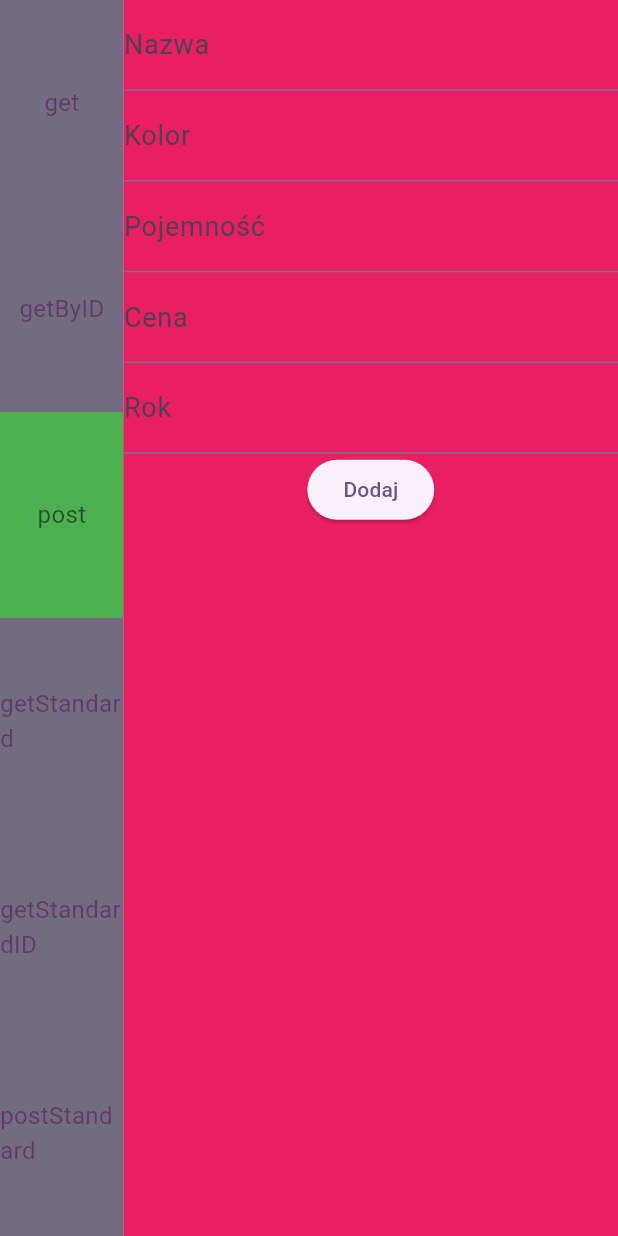
After one commit to parowka18888/FlutterAPI, a Flutter app: the screen it shows once a user with an empty profile is signed in, after a tap on "get", after a tap on "getByID", after a tap on "post", on a phone screen of 412 x 824 dp. The commit adds this screen. Run offline on Flutter 3.47's test engine with Material 3 defaults, Android fonts, the phone set to English and light mode, and no system bars; our stand-ins replace cloud_firestore, firebase_auth, firebase_core; missing offline and left inert: firebase_auth_platform_interface, firebase_ui_auth; accounts and stored records are empty; network calls fail.

Commit message:
Code refacotred

```diff
--- a/lib/core/enums/dbs.dart
+++ b/lib/core/enums/dbs.dart
@@ -0,0 +1,3 @@
+enum Dbs{
+  firebase, json
+}
--- a/lib/core/viewmodels/app_provider.dart
+++ b/lib/core/viewmodels/app_provider.dart
@@ -1,4 +1,6 @@
+import 'package:api/core/enums/dbs.dart';
 import 'package:api/core/enums/selected_mode.dart';
+import 'package:api/data/services/PhoneService.dart';
 import 'package:api/data/services/PhoneService_Firebase.dart';
 import 'package:flutter/cupertino.dart';
 
@@ -10,33 +12,38 @@ class AppProvider extends ChangeNotifier{
 
   bool isLoading = false;
   List<Phone> phones = [];
-  late Phone? phone;
+  Phone? phone = null;
 
   void setSelectedMode(SelectedMode mode){
     selected_mode = mode;
     notifyListeners();
   }
 
-  Future<void> loadPhones() async {
+  Future<void> loadPhones(Dbs db) async {
     isLoading = true;
     notifyListeners();
-
-    phones = await PhoneService_Firebase.getPhones();
+    switch (db){
+      case Dbs.firebase: { phones = await PhoneService_Firebase.getPhones(); break;}
+      case Dbs.json: { phones = await PhoneService.getPhones();break;}
+    }
     isLoading = false;
     notifyListeners();
   }
 
-  Future<void> loadPhoneById(String id) async {
+  Future<void> loadPhoneById(String id, Dbs db) async {
+    phone = null;
     isLoading = true;
     notifyListeners();
-    phone = await PhoneService_Firebase.getPhoneByID(id);
+    switch (db){
+      case Dbs.firebase: { phone = await PhoneService_Firebase.getPhoneByID(id); break;}
+      case Dbs.json: { phone = await PhoneService.getPhoneById(id);break;}
+    }
     isLoading = false;
     notifyListeners();
   }
 
   void deletePhone(String id) {
     PhoneService_Firebase.deletePhone(id);
-    loadPhones();
     notifyListeners();
   }
 
--- a/lib/data/services/PhoneService_Firebase.dart
+++ b/lib/data/services/PhoneService_Firebase.dart
@@ -28,7 +28,9 @@ class PhoneService_Firebase{
 
   static Future<Phone?> getPhoneByID(String id) async {
     final DocumentSnapshot doc = await FirebaseFirestore.instance.collection('phones').doc(id).get();
+    print("NIE ZNALEZIONO!");
     if(!doc.exists) return null;
+    print("ZNALEZIONO!");
     return Phone.fromFirestore(doc);
   }
 
--- a/lib/presentation/screens/startPage/StartPage.dart
+++ b/lib/presentation/screens/startPage/StartPage.dart
@@ -3,7 +3,7 @@ import 'package:api/data/services/PhoneService.dart';
 import 'package:flutter/cupertino.dart';
 import 'package:flutter/material.dart';
 
-import 'firebase/main_panel_firebase.dart';
+import 'main_panel/main_panel.dart';
 import 'side_panel/side_panel_firebase.dart';
 
 class StartPage extends StatefulWidget{
@@ -32,7 +32,7 @@ class _StartPageState extends State<StartPage>{
           mainAxisAlignment: MainAxisAlignment.center,
           children: [
             SidePanelFirebase(width: sidePanel_Width, height: sidePanel_Height),
-            MainPanelFirebase(width: mainPanel_Width, height: mainPanel_Height,)
+            MainPanel(width: mainPanel_Width, height: mainPanel_Height,)
           ],
         ),
       ),
--- /dev/null
+++ b/lib/presentation/screens/startPage/main_panel/main_panel.dart
@@ -0,0 +1,64 @@
+import 'package:api/core/viewmodels/app_provider.dart';
+import 'package:api/core/enums/selected_mode.dart';
+import 'package:api/presentation/screens/startPage/firebase/post_firebase.dart';
+import 'package:api/presentation/screens/startPage/main_panel/phone_data.dart';
+import 'package:api/presentation/screens/startPage/main_panel/phones_table.dart';
+import 'package:flutter/cupertino.dart';
+import 'package:flutter/material.dart';
+import 'package:provider/provider.dart';
+
+import '../../../../core/enums/dbs.dart';
+
+class MainPanel extends StatefulWidget{
+  MainPanel({super.key, required this.width, required this.height});
+
+  final double width;
+  final double height;
+
+  State<MainPanel> createState() => _MainPanel();
+}
+
+class _MainPanel extends State<MainPanel>{
+
+  @override
+  Widget build(BuildContext context) {
+
+    AppProvider viewmodel = context.watch<AppProvider>();
+    SelectedMode mode = viewmodel.selected_mode;
+
+    return Container(
+      height: widget.height,
+      width: widget.width,
+      color: Colors.pink,
+      child: Stack(
+        children: [
+          //FIREBASE
+          if(mode == SelectedMode.get)
+            PhonesTable(
+              key: ValueKey("GetAllFirebase"),
+              init: (){viewmodel.loadPhones(Dbs.firebase);}
+            ),
+          if(mode == SelectedMode.getByID)
+            PhoneData(
+              key: ValueKey("GetIdFirebase"),
+              init: (){viewmodel.loadPhoneById("QXVpdsy6h6tx2R1ZGbLL", Dbs.firebase);},
+            ),
+          if(mode == SelectedMode.post)
+            PostFirebase(),
+
+          //JSON
+          if(mode == SelectedMode.getStandard)
+            PhonesTable(
+                key: ValueKey("GetAllJson"),
+                init: (){viewmodel.loadPhones(Dbs.json);}
+            ),
+          if(mode == SelectedMode.getStandardID)
+            PhoneData(
+              key: ValueKey("GetIdJson"),
+              init: (){viewmodel.loadPhoneById("1", Dbs.json);},),
+        ],
+      ),
+    );
+  }
+
+}
--- a/lib/presentation/screens/startPage/main_panel/phone_data.dart
+++ b/lib/presentation/screens/startPage/main_panel/phone_data.dart
@@ -1,14 +1,42 @@
+import 'package:api/core/viewmodels/app_provider.dart';
 import 'package:flutter/cupertino.dart';
+import 'package:flutter/material.dart';
+import 'package:provider/provider.dart';
 
-class PhoneData extends StatelessWidget{
-  PhoneData({super.key});
+class PhoneData extends StatefulWidget{
+  PhoneData({super.key, required this.init});
+
+  final VoidCallback init;
+  State<PhoneData> createState() => _PhoneDataState();
+}
+
+class _PhoneDataState extends State<PhoneData>{
+  @override
+  void initState() {
+    super.initState();
+    Future.microtask(() => widget.init());
+  }
 
   @override
   Widget build(BuildContext context) {
+    AppProvider appProvider = context.watch<AppProvider>();
+
     return Center(
-
+        child: appProvider.isLoading ?
+        CircularProgressIndicator()  :
+            appProvider.phone == null ?
+                Text("Nie znaleziono elementu") :
+                 Column(
+                   mainAxisAlignment: MainAxisAlignment.center,
+                   children: [
+                     Text("Nazwa: ${appProvider.phone!.name}"),
+                     Text("Rok: ${appProvider.phone?.data?['year']}"),
+                     Text("Kolor: ${appProvider.phone?.data?['color']}"),
+                     Text("Cena: ${appProvider.phone?.data?['price']}"),
+                     Text("Pojemność: ${appProvider.phone?.data?['capacity']}"),
+                   ],
+                 )
     );
   }
 
-
 }
```
Also changed, not shown: lib/presentation/screens/startPage/firebase/get_firebase.dart (deleted, +0 -72 lines), lib/presentation/screens/startPage/firebase/main_panel_firebase.dart (deleted, +0 -47 lines), lib/presentation/screens/startPage/main_panel/phones_table.dart (+26 -17 lines), lib/presentation/screens/startPage/main_panel/view_examples.txt (added, +20 -0 lines), lib/presentation/screens/startPage/standard/standard_get.dart (deleted, +0 -69 lines).
